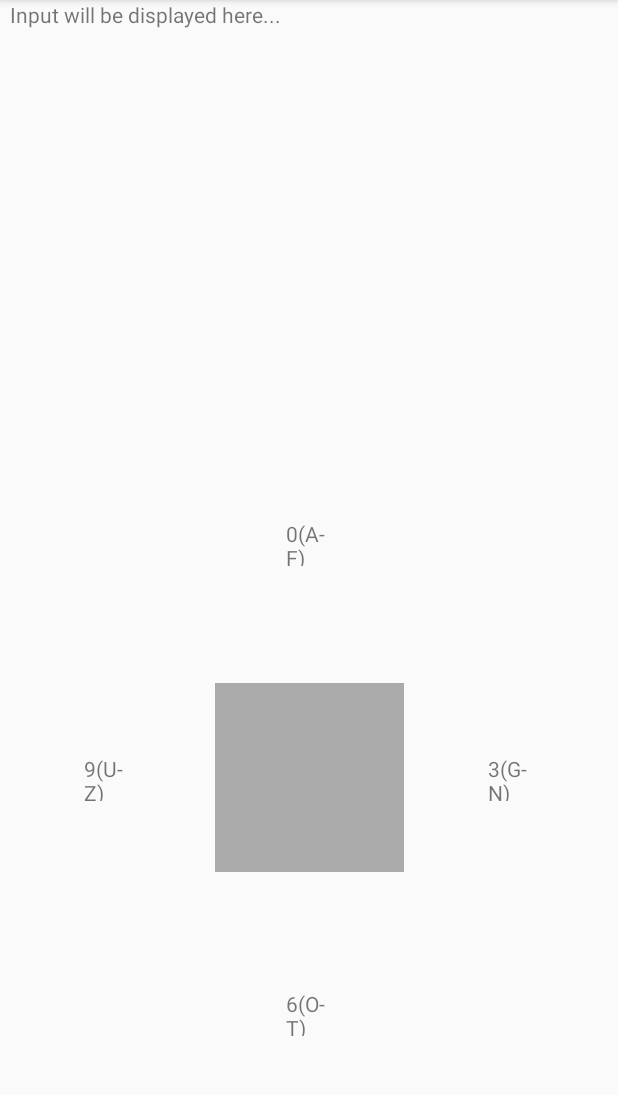
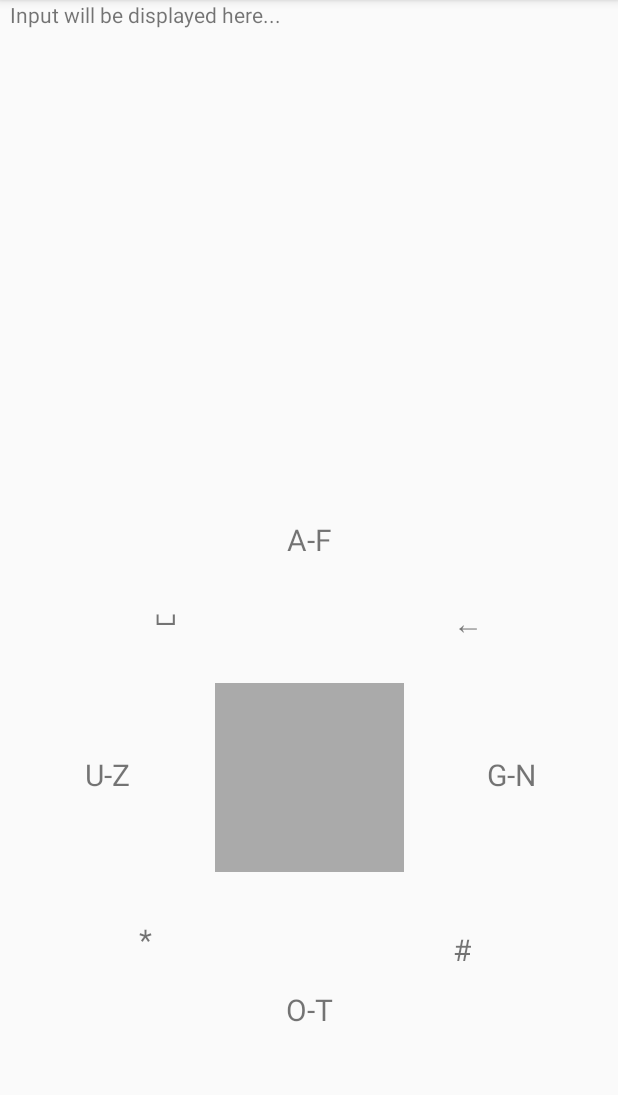
Before and after one commit to yifax/BakeOffOne, an Android app: the screen it shows after launch (MainActivity), on a phone screen of 412 x 824 dp, the part 84-1179 px from its top. Run offline under Robolectric (Android 15) with nearby library versions, the phone set to English and light mode, and no system bars.

Commit message:
做好了转盘的内容

```diff
--- a/app/src/main/res/layout/activity_main.xml
+++ b/app/src/main/res/layout/activity_main.xml
@@ -21,41 +21,92 @@
 
         <TextView
             android:id="@+id/Zero"
-            android:layout_width="5mm"
+            android:layout_width="wrap_content"
             android:layout_height="5mm"
-            android:text="0(A-F)"
+            android:text="A-F"
+            android:textSize="20sp"
+            app:layout_constraintBottom_toTopOf="@+id/touchLayout"
+            app:layout_constraintLeft_toLeftOf="parent"
+            app:layout_constraintRight_toRightOf="parent"
+            app:layout_constraintTop_toTopOf="@+id/drawableLayout" />
+        <TextView
+            android:id="@+id/NE"
+            android:layout_width="wrap_content"
+            android:layout_height="5mm"
+            android:text="←"
+            android:textSize="20sp"
+            app:layout_constraintHorizontal_bias="0.77"
+            app:layout_constraintVertical_bias="0.85"
             app:layout_constraintBottom_toTopOf="@+id/touchLayout"
             app:layout_constraintLeft_toLeftOf="parent"
             app:layout_constraintRight_toRightOf="parent"
             app:layout_constraintTop_toTopOf="@+id/drawableLayout" />
         <TextView
             android:id="@+id/Three"
-            android:layout_width="5mm"
+            android:layout_width="wrap_content"
             android:layout_height="5mm"
-            android:text="3(G-N)"
+            android:text="G-N"
+            android:textSize="20sp"
+            app:layout_constraintBottom_toBottomOf="parent"
+            app:layout_constraintEnd_toEndOf="parent"
+            app:layout_constraintStart_toEndOf="@+id/touchLayout"
+            app:layout_constraintTop_toTopOf="parent" />
+        <TextView
+            android:id="@+id/SE"
+            android:layout_width="wrap_content"
+            android:layout_height="5mm"
+            android:text="#"
+            android:textSize="20sp"
+            app:layout_constraintHorizontal_bias="0.25"
+            app:layout_constraintVertical_bias="0.75"
             app:layout_constraintBottom_toBottomOf="parent"
             app:layout_constraintEnd_toEndOf="parent"
             app:layout_constraintStart_toEndOf="@+id/touchLayout"
             app:layout_constraintTop_toTopOf="parent" />
         <TextView
             android:id="@+id/Six"
-            android:layout_width="5mm"
+            android:textSize="20sp"
+            android:layout_width="wrap_content"
             android:layout_height="5mm"
-            android:text="6(O-T)"
+            android:text="O-T"
+            app:layout_constraintEnd_toEndOf="parent"
+            app:layout_constraintStart_toStartOf="parent"
+            app:layout_constraintBottom_toBottomOf="parent"
+            app:layout_constraintTop_toBottomOf="@+id/touchLayout" />
+        <TextView
+            android:id="@+id/SW"
+            android:textSize="20sp"
+            android:layout_width="wrap_content"
+            android:layout_height="5mm"
+            android:text="*"
+            app:layout_constraintHorizontal_bias="0.23"
+            app:layout_constraintVertical_bias="0.2"
             app:layout_constraintEnd_toEndOf="parent"
             app:layout_constraintStart_toStartOf="parent"
             app:layout_constraintBottom_toBottomOf="parent"
             app:layout_constraintTop_toBottomOf="@+id/touchLayout" />
         <TextView
             android:id="@+id/Nine"
-            android:layout_width="5mm"
+            android:layout_width="wrap_content"
             android:layout_height="5mm"
-            android:text="9(U-Z)"
+            android:text="U-Z"
+            android:textSize="20sp"
             app:layout_constraintBottom_toBottomOf="parent"
             app:layout_constraintEnd_toStartOf="@+id/touchLayout"
             app:layout_constraintStart_toStartOf="parent"
             app:layout_constraintTop_toTopOf="parent" />
-
+        <TextView
+            android:id="@+id/NW"
+            android:layout_width="wrap_content"
+            android:layout_height="5mm"
+            android:text="⌴"
+            android:textSize="20sp"
+            app:layout_constraintHorizontal_bias="0.8"
+            app:layout_constraintVertical_bias="0.27"
+            app:layout_constraintBottom_toBottomOf="parent"
+            app:layout_constraintEnd_toStartOf="@+id/touchLayout"
+            app:layout_constraintStart_toStartOf="parent"
+            app:layout_constraintTop_toTopOf="parent" />
         <androidx.constraintlayout.widget.ConstraintLayout
             android:id="@+id/touchLayout"
             android:layout_width="20mm"
```
Also changed, not shown: app/src/main/java/edu/ucla/hci/bakeoffone/MainActivity.java (+132 -35 lines).
